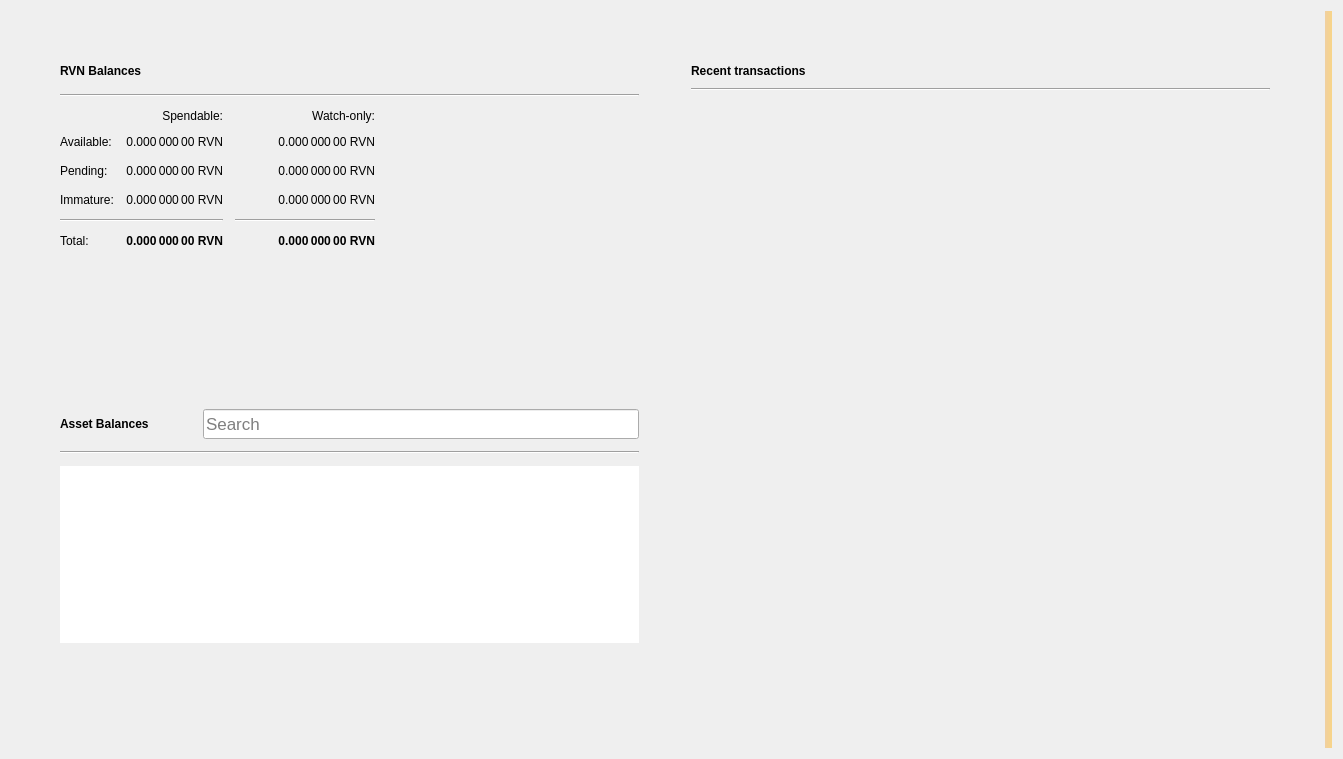
First picture: the form in src/qt/forms/overviewpage.ui, repository RavenProject/Ravencoin, before the edit.
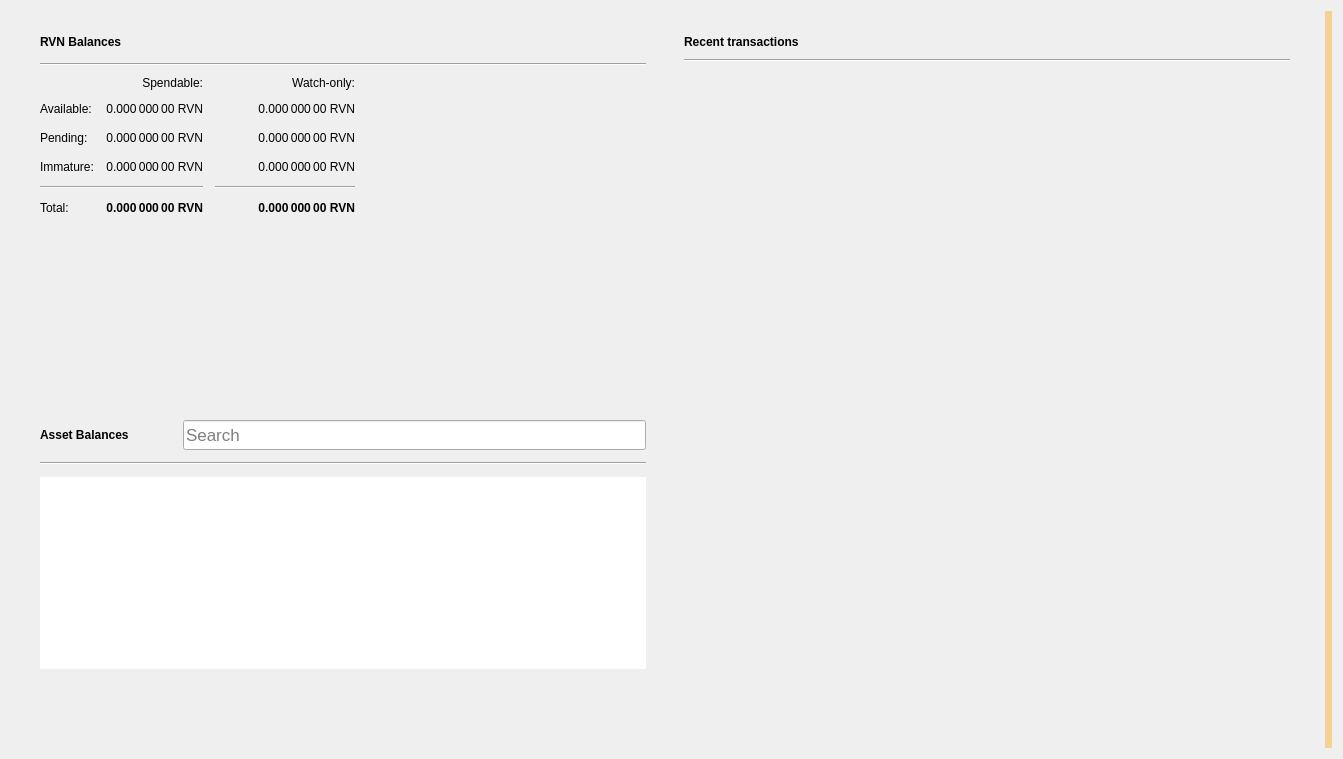
Second picture: the form after the edit. Icons and pictures are not drawn.

```diff
--- a/src/qt/forms/overviewpage.ui
+++ b/src/qt/forms/overviewpage.ui
@@ -10,6 +10,12 @@
     <height>759</height>
    </rect>
   </property>
+  <property name="minimumSize">
+   <size>
+    <width>760</width>
+    <height>0</height>
+   </size>
+  </property>
   <property name="windowTitle">
    <string>Form</string>
   </property>
@@ -37,27 +43,27 @@
      <item>
       <layout class="QHBoxLayout" name="horizontalLayout" stretch="0,0">
        <property name="spacing">
-        <number>34</number>
+        <number>20</number>
        </property>
        <property name="sizeConstraint">
-        <enum>QLayout::SetMaximumSize</enum>
+        <enum>QLayout::SetMinAndMaxSize</enum>
        </property>
        <property name="leftMargin">
-        <number>40</number>
+        <number>20</number>
        </property>
        <property name="topMargin">
-        <number>40</number>
+        <number>20</number>
        </property>
        <property name="rightMargin">
-        <number>40</number>
+        <number>20</number>
        </property>
        <property name="bottomMargin">
-        <number>40</number>
+        <number>20</number>
        </property>
        <item>
         <layout class="QVBoxLayout" name="verticalLayout_2">
          <property name="spacing">
-          <number>34</number>
+          <number>0</number>
          </property>
          <property name="rightMargin">
           <number>0</number>
@@ -70,6 +76,12 @@
              <verstretch>0</verstretch>
             </sizepolicy>
            </property>
+           <property name="minimumSize">
+            <size>
+             <width>350</width>
+             <height>180</height>
+            </size>
+           </property>
            <property name="frameShape">
             <enum>QFrame::NoFrame</enum>
            </property>
@@ -77,14 +89,23 @@
             <enum>QFrame::Raised</enum>
            </property>
            <property name="lineWidth">
-            <number>10</number>
+            <number>5</number>
            </property>
            <layout class="QVBoxLayout" name="verticalLayout_4">
             <property name="spacing">
-             <number>12</number>
+             <number>10</number>
+            </property>
+            <property name="topMargin">
+             <number>0</number>
+            </property>
+            <property name="bottomMargin">
+             <number>0</number>
             </property>
             <item>
              <layout class="QHBoxLayout" name="horizontalLayout_4">
+              <property name="spacing">
+               <number>6</number>
+              </property>
               <item>
                <widget class="QLabel" name="rvnBalancesLabel">
                 <property name="font">
@@ -155,6 +176,9 @@
             </item>
             <item>
              <layout class="QGridLayout" name="gridLayout">
+              <property name="bottomMargin">
+               <number>5</number>
+              </property>
               <property name="spacing">
                <number>12</number>
               </property>
@@ -461,10 +485,13 @@
               <property name="orientation">
                <enum>Qt::Vertical</enum>
               </property>
+              <property name="sizeType">
+               <enum>QSizePolicy::MinimumExpanding</enum>
+              </property>
               <property name="sizeHint" stdset="0">
                <size>
                 <width>20</width>
-                <height>87</height>
+                <height>10</height>
                </size>
               </property>
              </spacer>
@@ -474,6 +501,12 @@
          </item>
          <item>
           <widget class="QFrame" name="assetFrame">
+           <property name="minimumSize">
+            <size>
+             <width>350</width>
+             <height>150</height>
+            </size>
+           </property>
            <property name="autoFillBackground">
             <bool>true</bool>
            </property>
@@ -628,7 +661,7 @@
                  <property name="sizeHint" stdset="0">
                   <size>
                    <width>20</width>
-                   <height>40</height>
+                   <height>20</height>
                   </size>
                  </property>
                 </spacer>
@@ -644,7 +677,7 @@
        <item>
         <layout class="QVBoxLayout" name="verticalLayout_3">
          <property name="spacing">
-          <number>34</number>
+          <number>20</number>
          </property>
          <property name="leftMargin">
           <number>0</number>
@@ -657,6 +690,18 @@
              <verstretch>0</verstretch>
             </sizepolicy>
            </property>
+           <property name="minimumSize">
+            <size>
+             <width>350</width>
+             <height>0</height>
+            </size>
+           </property>
+           <property name="sizeIncrement">
+            <size>
+             <width>0</width>
+             <height>300</height>
+            </size>
+           </property>
            <property name="frameShape">
             <enum>QFrame::NoFrame</enum>
            </property>
@@ -667,11 +712,17 @@
             <number>0</number>
            </property>
            <layout class="QGridLayout" name="gridLayout_2">
+            <property name="topMargin">
+             <number>0</number>
+            </property>
             <property name="horizontalSpacing">
              <number>12</number>
             </property>
             <item row="0" column="0">
              <layout class="QHBoxLayout" name="horizontalLayout_2">
+              <property name="spacing">
+               <number>6</number>
+              </property>
               <item>
                <widget class="QLabel" name="recentTransactionsLabel">
                 <property name="font">
```
